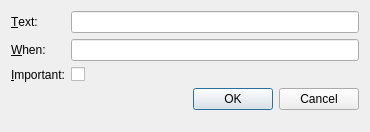
Before: the Qt Designer form RemindMeWidgets/createreminderdialog.ui in Skycoder42/Syrem, drawn with Qt 5.
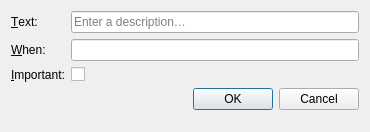
After: the same form once the commit is applied.

Diff of the .ui file:
```diff
--- a/RemindMeWidgets/createreminderdialog.ui
+++ b/RemindMeWidgets/createreminderdialog.ui
@@ -26,6 +26,9 @@
    </item>
    <item row="0" column="1">
     <widget class="QLineEdit" name="textLineEdit">
+     <property name="placeholderText">
+      <string>Enter a description…</string>
+     </property>
      <property name="clearButtonEnabled">
       <bool>true</bool>
      </property>
```
